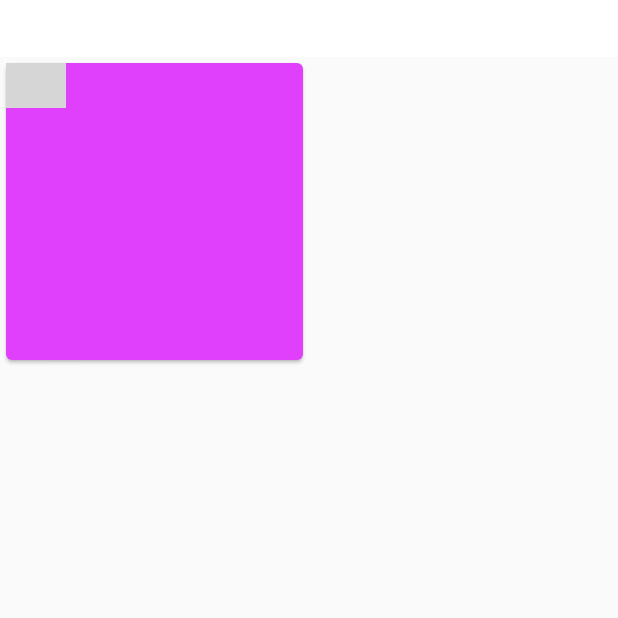
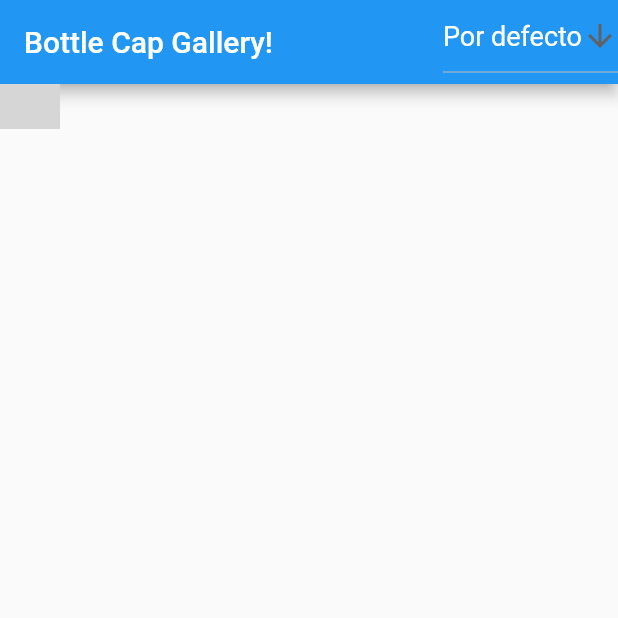
Before and after one commit to JulianOjea/bottle_cap_gallery, a Flutter app: the screen it shows after launch, after a tap on the "ac unit" icon, on a phone screen of 412 x 824 dp, the top half of it. Run offline on Flutter 3.47's test engine with Material 2 defaults, Android fonts, the phone set to English and light mode, and no system bars; drawn by our look-alikes of sticky_headers; our stand-ins replace flutter_typeahead, sqflite, transparent_image; accounts and stored records are empty; grey boxes are pictures that could not be loaded.

Commit message:
ya cambia de ordenes!

```diff
--- a/lib/src/views/ui/collection_view.dart
+++ b/lib/src/views/ui/collection_view.dart
@@ -1,5 +1,6 @@
 import 'dart:typed_data';
 
+import 'package:bottle_cap_gallery/src/app.dart';
 import 'package:bottle_cap_gallery/src/business_logic/services/database_services/sqflite_collection.dart';
 import 'package:bottle_cap_gallery/src/views/utils/item.dart';
 import 'package:bottle_cap_gallery/src/views/utils/item_collection.dart';
@@ -36,6 +37,8 @@ class CollectionView extends StatefulWidget {
 class _CollectionViewState extends State<CollectionView> {
   final PageController controller = PageController(initialPage: 1);
   late SQFliteCollection handler;
+  late bool _ifHideAppBar;
+  String dropdownValue = "Por defecto";
 
   @override
   void initState() {
@@ -44,19 +47,31 @@ class _CollectionViewState extends State<CollectionView> {
     this.handler.initializeDB();
     var collection = context.read<Collection>();
     collection.readTest();
+    _ifHideAppBar = false;
   }
 
   @override
   Widget build(BuildContext context) {
-    return Container(
-      color: Colors.white,
-      child: Material(
+    return Scaffold(
+      appBar: _ifHideAppBar
+          ? null
+          : AppBar(
+              title: Text("Bottle Cap Gallery!"),
+              actions: [
+                _onSelectedSortOrder(),
+              ],
+            ),
+      body: Material(
         child: PageView(
           scrollDirection: Axis.horizontal,
           controller: controller,
           onPageChanged: (index) {
             setState(() {
-              //_index = index;
+              if (index == 0) {
+                _ifHideAppBar = true;
+              } else if (index == 1) {
+                _ifHideAppBar = false;
+              }
             });
           },
           children: <Widget>[
@@ -75,12 +90,32 @@ class _CollectionViewState extends State<CollectionView> {
                     type: ''),
                 "a",
                 context),
-            gridHeader(),
-            //_customScrollView(),
+            _selectMainView(),
           ],
         ),
       ),
     );
+  }
+
+  _customScrollView() {
+    return CustomScrollView(
+      slivers: [
+        _GridAppBar(),
+        _ItemSliver(),
+      ],
+    );
+  }
+
+  Widget _selectMainView() {
+    if (this.dropdownValue == "Por defecto") {
+      return CustomScrollView(
+        slivers: [
+          _ItemSliver(),
+        ],
+      );
+    } else {
+      return gridHeader();
+    }
   }
 
   Widget gridHeader() {
@@ -94,17 +129,14 @@ class _CollectionViewState extends State<CollectionView> {
     }
 
     //Obtain different countries in the list
+    displayItemList = _sortByAtrib(displayItemList);
+
     List<String> differentValues = [];
-    displayItemList.sort((a, b) => a.item.country.compareTo(b.item.country));
-    for (var i = 0; i < collection.itemList.length; i++) {
-      differentValues.add(displayItemList[i].item.country);
-    }
-    differentValues = differentValues.toSet().toList();
+    differentValues = _getItemList(displayItemList, collection);
 
     //generate a map grouping by country
-    var groupedList =
-        displayItemList.groupListsBy((element) => element.item.country);
-    print(collection.itemList.length);
+    var groupedList = _generateMap(displayItemList);
+
     return new ListView.builder(
       itemCount: differentValues.length,
       itemBuilder: (context, index) {
@@ -146,21 +178,69 @@ class _CollectionViewState extends State<CollectionView> {
     );
   }
 
-  _customScrollView() {
-    return CustomScrollView(
-      slivers: [
-        _GridAppBar(),
-        _ItemSliver(),
-      ],
-    );
-  }
-
   void onButtonTapped(int index, BuildContext context) {
     controller.animateToPage(
       index,
       duration: Duration(milliseconds: 500),
       curve: Curves.fastOutSlowIn,
     );
+  }
+
+  _onSelectedSortOrder() {
+    return DropdownButton<String>(
+      underline: null,
+      value: dropdownValue,
+      dropdownColor: Colors.blue,
+      icon: const Icon(Icons.arrow_downward),
+      //elevation: 16,
+      style: const TextStyle(color: Colors.white, fontSize: 18),
+      onChanged: (String? newValue) {
+        setState(() {
+          dropdownValue = newValue!;
+        });
+      },
+      items: <String>['Por defecto', 'Países', 'Bebidas']
+          .map<DropdownMenuItem<String>>((String value) {
+        return DropdownMenuItem<String>(
+          value: value,
+          child: Text(value),
+        );
+      }).toList(),
+    );
+  }
+
+  List<String> _getItemList(List<DisplayItem> displayItemList, var collection) {
+    List<String> differentValues = [];
+    if (this.dropdownValue == "Bebidas") {
+      for (var i = 0; i < collection.itemList.length; i++) {
+        differentValues.add(displayItemList[i].item.type);
+      }
+      return differentValues.toSet().toList();
+    } else {
+      for (var i = 0; i < collection.itemList.length; i++) {
+        differentValues.add(displayItemList[i].item.country);
+      }
+      return differentValues.toSet().toList();
+    }
+  }
+
+  List<DisplayItem> _sortByAtrib(List<DisplayItem> displayItemList) {
+    if (this.dropdownValue == "Bebidas") {
+      displayItemList.sort((a, b) => a.item.type.compareTo(b.item.type));
+      return displayItemList;
+    } else {
+      displayItemList.sort((a, b) => a.item.country.compareTo(b.item.country));
+      return displayItemList;
+    }
+  }
+
+  Map<String, List<DisplayItem>> _generateMap(
+      List<DisplayItem> displayItemList) {
+    if (this.dropdownValue == "Bebidas") {
+      return displayItemList.groupListsBy((element) => element.item.type);
+    } else {
+      return displayItemList.groupListsBy((element) => element.item.country);
+    }
   }
 }
 
```
